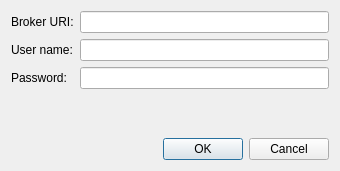
Qt form dasmon/client/AMQConfigDialog.ui (ADARA-Neutrons/adara) before a commit.
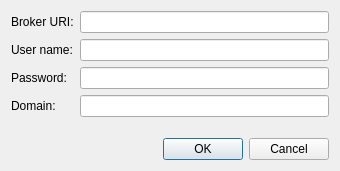
The same form after that commit.

What changed in the file:
```diff
--- a/dasmon/client/AMQConfigDialog.ui
+++ b/dasmon/client/AMQConfigDialog.ui
@@ -50,6 +50,16 @@
        </property>
       </widget>
      </item>
+     <item row="3" column="0">
+      <widget class="QLabel" name="label_4">
+       <property name="text">
+        <string>Domain:</string>
+       </property>
+      </widget>
+     </item>
+     <item row="3" column="1">
+      <widget class="QLineEdit" name="domainEdit"/>
+     </item>
     </layout>
    </item>
    <item>
```
Left out of the diff: 6 changed lines with no effect on the pictures.
